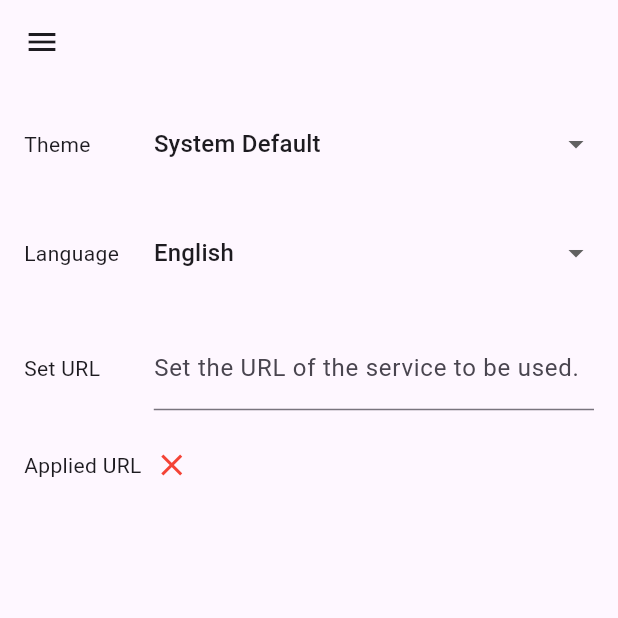
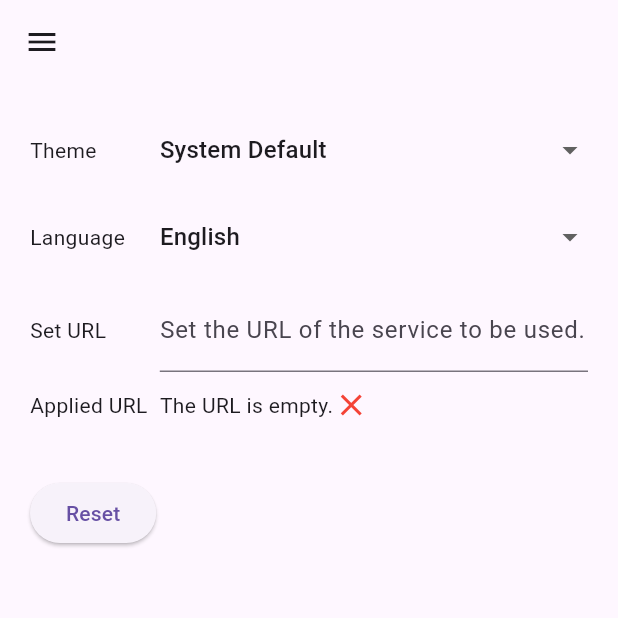
Before and after one commit to SanqBear/rabbit_hole, a Flutter app: the SettingView screen opened by its route, on a phone screen of 412 x 824 dp, the top half of it. Run offline on Flutter 3.47's test engine with Material 3 defaults, Android fonts, the phone set to English and light mode, and no system bars; our stand-ins replace shared_preferences; missing offline and left inert: window_manager; accounts and stored records are empty; generated files the repository leaves out were written again; Roboto replaces fonts that are missing (Pretendard).

Commit message:
feat(setting): 초기화 버튼 추가

```diff
--- a/lib/src/localization/app_en.arb
+++ b/lib/src/localization/app_en.arb
@@ -22,5 +22,8 @@
   "set_url_desc": "Set the URL of the service to be used.",
   "set_url_placeholder": "https://example.com",
   "api_url": "Applied URL",
-  "api_url_isempty": "The URL is empty."
+  "api_url_isempty": "The URL is empty.",
+  "reset": "Reset",
+  "reset_confirm": "Are you sure you want to reset the settings?",
+  "cancel": "Cancel"
 }
--- a/lib/src/localization/app_ja.arb
+++ b/lib/src/localization/app_ja.arb
@@ -22,5 +22,8 @@
   "set_url_desc": "利用するサービスのURLを設定します。",
   "set_url_placeholder": "https://example.com",
   "api_url": "適用URL",
-  "api_url_isempty": "URLが空です。"
+  "api_url_isempty": "URLが空です。",
+  "reset": "リセット",
+  "reset_confirm": "設定をリセットしてもよろしいですか?",
+  "cancel": "キャンセル"
 }
--- a/lib/src/localization/app_ko.arb
+++ b/lib/src/localization/app_ko.arb
@@ -22,5 +22,8 @@
   "set_url_desc": "사용할 서비스의 URL을 설정합니다.",
   "set_url_placeholder": "https://example.com",
   "api_url": "적용중인 URL",
-  "api_url_isempty": "URL이 비어 있습니다."
+  "api_url_isempty": "URL이 비어 있습니다.",
+  "reset": "초기화",
+  "reset_confirm": "설정을 초기화하시겠습니까?",
+  "cancel": "취소"
 }
--- a/lib/src/localization/app_zh.arb
+++ b/lib/src/localization/app_zh.arb
@@ -22,5 +22,8 @@
   "set_url_desc": "设置要使用的服务的 URL。",
   "set_url_placeholder": "https://example.com",
   "api_url": "申请网址",
-  "api_url_isempty": "网址为空。"
+  "api_url_isempty": "网址为空。",
+  "reset": "重置",
+  "reset_confirm": "您确定要重置设置吗？",
+  "cancel": "取消"
 }
--- a/lib/src/setting/setting_service.dart
+++ b/lib/src/setting/setting_service.dart
@@ -49,4 +49,8 @@ class SettingService {
   Future<void> updateThemeMode(ThemeMode themeMode) async {
     await _sharedPreferences.setInt('themeMode', themeMode.index);
   }
+
+  Future<void> clear() async {
+    await _sharedPreferences.clear();
+  }
 }
--- a/lib/src/setting/setting_view.dart
+++ b/lib/src/setting/setting_view.dart
@@ -15,27 +15,50 @@ class SettingView extends StatelessWidget {
 
   @override
   Widget build(BuildContext context) {
-    var size = SizeHandler(context);
     return Scaffold(
         appBar: AppBar(),
         drawer: const TokiDrawer(),
         body: Padding(
-            padding: const EdgeInsets.all(16),
+            padding: const EdgeInsets.all(20.0),
             child: Column(children: [
               ThemeModeSettingPanel(
                   value: settingController.themeMode,
                   onChanged: settingController.updateThemeMode),
-              SizedBox(height: size.getHeight(3)),
+              const SizedBox(height: 10),
               LocaleSettingPanel(
                 value: settingController.locale,
                 onChanged: settingController.updateLocale,
               ),
-              SizedBox(height: size.getHeight(3)),
+              const SizedBox(height: 10),
               ApiUrlSettingPanel(onSubmitted: settingController.updateApiUrl),
-              SizedBox(height: size.getHeight(3)),
+              const SizedBox(height: 10),
               ApiUrlConfirmPanel(
                   url: settingController.apiUrl,
-                  isOkay: settingController.isApiUrlOkay)
+                  isOkay: settingController.isApiUrlOkay),
+              const SizedBox(height: 36),
+              ResetSettingPanel(onPressed: () {
+                showDialog(
+                    context: context,
+                    builder: (ctx) {
+                      return AlertDialog(
+                        title: Text(AppLocalizations.of(context)!.reset),
+                        content:
+                            Text(AppLocalizations.of(context)!.reset_confirm),
+                        actions: [
+                          TextButton(
+                              onPressed: () => Navigator.of(context).pop(),
+                              child:
+                                  Text(AppLocalizations.of(context)!.cancel)),
+                          TextButton(
+                              onPressed: () => {
+                                    settingController.reset(),
+                                    Navigator.of(context).pop()
+                                  },
+                              child: Text(AppLocalizations.of(context)!.reset))
+                        ],
+                      );
+                    });
+              })
             ])));
   }
 }
@@ -201,7 +224,9 @@ class ApiUrlConfirmPanel extends StatelessWidget {
             width: size.inplaceMode == InplaceMode.landscape
                 ? size.getWidth(5)
                 : size.getWidth(1)),
-        Text(_url ?? AppLocalizations.of(context)!.api_url_isempty),
+        Text(_url?.isEmpty ?? true
+            ? AppLocalizations.of(context)!.api_url_isempty
+            : _url!),
         _isOkay == true
             ? const Icon(Icons.check, color: Colors.green)
             : const Icon(Icons.close, color: Colors.red),
@@ -209,3 +234,21 @@ class ApiUrlConfirmPanel extends StatelessWidget {
     );
   }
 }
+
+class ResetSettingPanel extends StatelessWidget {
+  const ResetSettingPanel({super.key, Function? onPressed})
+      : _onPressed = onPressed;
+
+  final Function? _onPressed;
+
+  @override
+  Widget build(BuildContext context) {
+    return Row(
+      children: [
+        ElevatedButton(
+            onPressed: () => _onPressed != null ? _onPressed() : () {},
+            child: Text(AppLocalizations.of(context)!.reset)),
+      ],
+    );
+  }
+}
```
Also changed, not shown: lib/src/setting/setting_controller.dart (+11 -0 lines).
